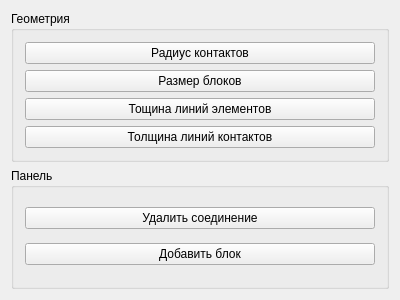
First picture: the form in mainwindow.ui, repository Filatoff73/StationRedactor2, before the edit.
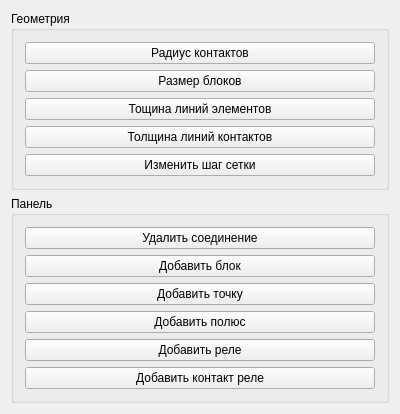
Second picture: the form after the edit.

Diff of the .ui file:
```diff
--- a/mainwindow.ui
+++ b/mainwindow.ui
@@ -7,7 +7,7 @@
     <x>0</x>
     <y>0</y>
     <width>400</width>
-    <height>300</height>
+    <height>362</height>
    </rect>
   </property>
   <property name="sizePolicy">
@@ -69,6 +69,13 @@
            </property>
           </widget>
          </item>
+         <item>
+          <widget class="QPushButton" name="greedButton">
+           <property name="text">
+            <string>Изменить шаг сетки</string>
+           </property>
+          </widget>
+         </item>
         </layout>
        </widget>
       </item>
@@ -92,6 +99,34 @@
            </property>
           </widget>
          </item>
+         <item>
+          <widget class="QPushButton" name="addPoint">
+           <property name="text">
+            <string>Добавить точку</string>
+           </property>
+          </widget>
+         </item>
+         <item>
+          <widget class="QPushButton" name="addPolus">
+           <property name="text">
+            <string>Добавить полюс</string>
+           </property>
+          </widget>
+         </item>
+         <item>
+          <widget class="QPushButton" name="addRelay">
+           <property name="text">
+            <string>Добавить реле</string>
+           </property>
+          </widget>
+         </item>
+         <item>
+          <widget class="QPushButton" name="addContactRelay">
+           <property name="text">
+            <string>Добавить контакт реле</string>
+           </property>
+          </widget>
+         </item>
         </layout>
        </widget>
       </item>
```
